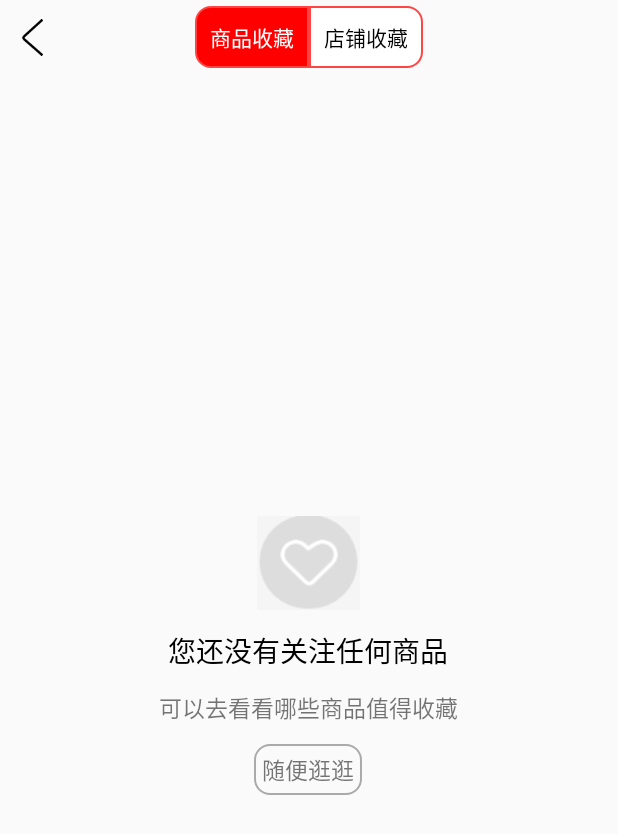
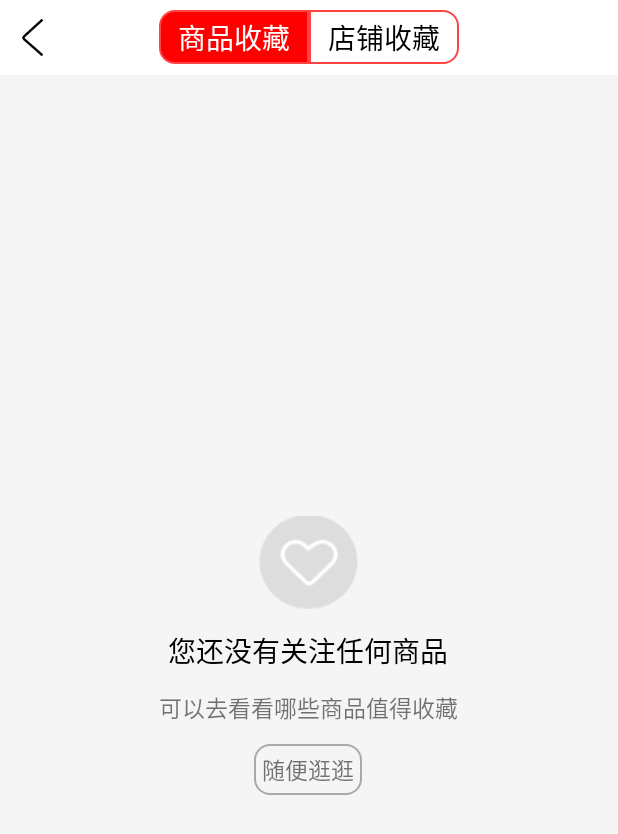
Before and after one commit to smm15045281940/gjw, an Android app: the GoodsStoreCollectActivity screen opened directly, with no data from a screen before it, on a phone screen of 412 x 824 dp. Shown: the top 834 px of the screen. Run offline under Robolectric (Android 15) with nearby library versions, the phone set to English and light mode, and no system bars.

Commit message:
优化部分设置页面xml代码

```diff
--- a/app/src/main/res/layout/activity_goods_store_collect.xml
+++ b/app/src/main/res/layout/activity_goods_store_collect.xml
@@ -4,12 +4,14 @@
     android:id="@+id/activity_goods_store_collect"
     android:layout_width="match_parent"
     android:layout_height="match_parent"
+    android:background="#F5F5F5"
     android:orientation="vertical"
     tools:context="com.gangjianwang.www.gangjianwang.GoodsStoreCollectActivity">
 
     <RelativeLayout
         android:layout_width="match_parent"
-        android:layout_height="@dimen/x40">
+        android:layout_height="@dimen/x40"
+        android:background="@android:color/white">
 
         <RelativeLayout
             android:id="@+id/rl_collect_back"
@@ -36,14 +38,19 @@
                 android:layout_width="wrap_content"
                 android:layout_height="wrap_content"
                 android:background="@drawable/realorder_shape"
-                android:clickable="true"
-                android:padding="10dp">
+                android:clickable="true">
 
                 <TextView
                     android:id="@+id/tv_goodsstorecollect_goodscollect"
                     android:layout_width="wrap_content"
                     android:layout_height="wrap_content"
-                    android:text="商品收藏" />
+                    android:layout_marginBottom="@dimen/x3"
+                    android:layout_marginLeft="@dimen/x10"
+                    android:layout_marginRight="@dimen/x10"
+                    android:layout_marginTop="@dimen/x3"
+                    android:text="商品收藏"
+                    android:textSize="@dimen/x15" />
+
             </RelativeLayout>
 
             <RelativeLayout
@@ -51,16 +58,23 @@
                 android:layout_width="wrap_content"
                 android:layout_height="wrap_content"
                 android:background="@drawable/virtualorder_shape"
-                android:clickable="true"
-                android:padding="10dp">
+                android:clickable="true">
 
                 <TextView
                     android:id="@+id/tv_goodstorecollect_storecollect"
                     android:layout_width="wrap_content"
                     android:layout_height="wrap_content"
-                    android:text="店铺收藏" />
+                    android:layout_marginBottom="@dimen/x3"
+                    android:layout_marginLeft="@dimen/x10"
+                    android:layout_marginRight="@dimen/x10"
+                    android:layout_marginTop="@dimen/x3"
+                    android:text="店铺收藏"
+                    android:textSize="@dimen/x15" />
+
             </RelativeLayout>
+
         </LinearLayout>
+
     </RelativeLayout>
 
     <LinearLayout
```
